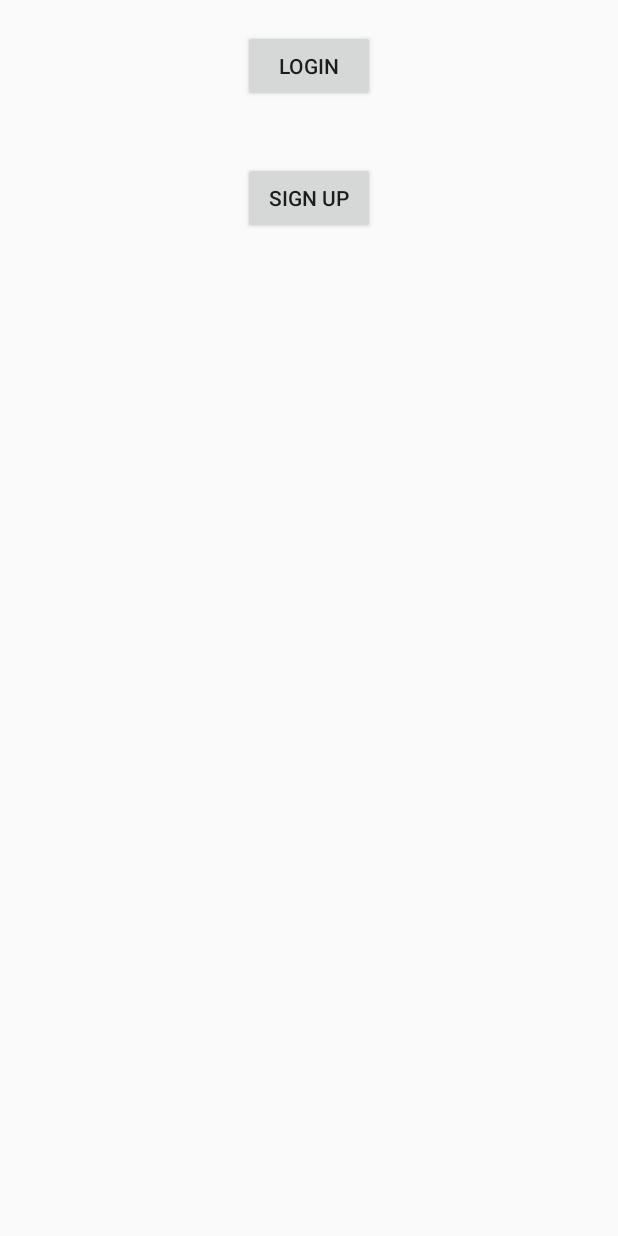
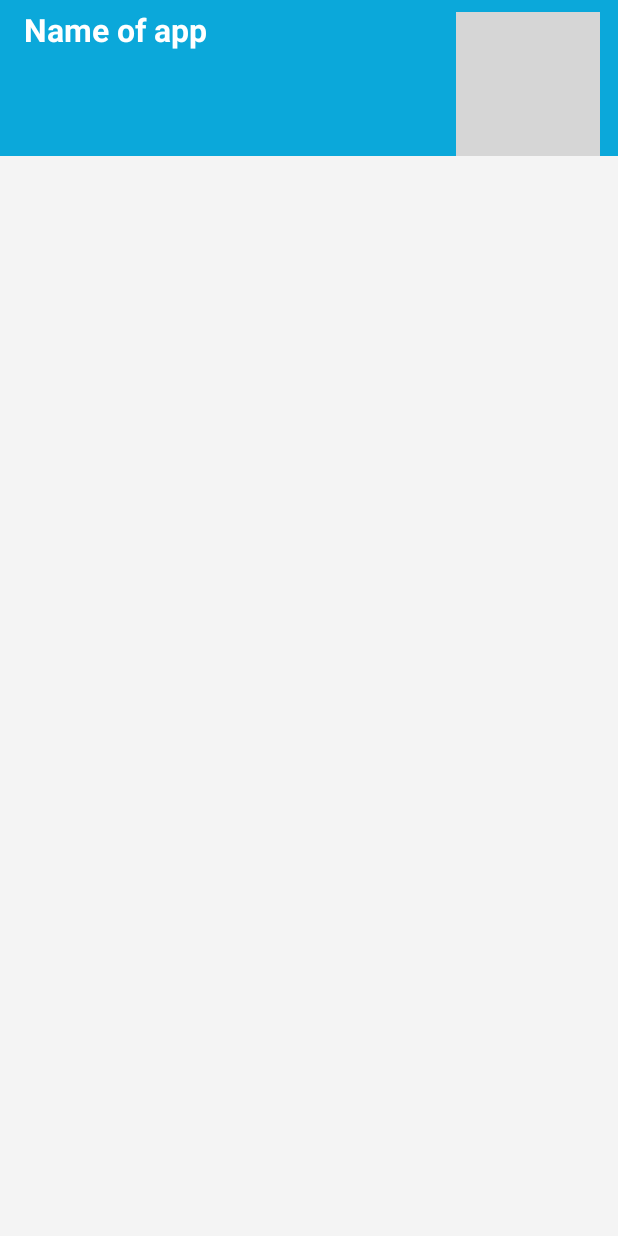
Before and after one commit to VCP-dev/covidhospitalbedapp, an Android app: the layout activity_main.xml on its own in the app's theme, with its tools: preview values and no code run, on a phone screen of 412 x 824 dp. Run offline under Robolectric (Android 15) with nearby library versions, the light colour scheme and no system bars; grey boxes are pictures that could not be loaded.

Commit message:
Included about

```diff
--- a/app/build.gradle
+++ b/app/build.gradle
@@ -29,6 +29,7 @@ dependencies {
     testImplementation 'junit:junit:4.12'
     androidTestImplementation 'androidx.test.ext:junit:1.1.1'
     androidTestImplementation 'androidx.test.espresso:espresso-core:3.2.0'
+    implementation 'com.google.android.material:material:1.0.0'
 
     implementation 'com.squareup.retrofit2:retrofit:2.3.0'
     implementation 'com.squareup.retrofit2:converter-gson:2.3.0'
--- /dev/null
+++ b/app/src/main/res/drawable/settings.xml
@@ -0,0 +1,5 @@
+<vector android:height="24dp" android:tint="#FFFFFF"
+    android:viewportHeight="24" android:viewportWidth="24"
+    android:width="24dp" xmlns:android="http://schemas.android.com/apk/res/android">
+    <path android:fillColor="@android:color/white" android:pathData="M12,8c1.1,0 2,-0.9 2,-2s-0.9,-2 -2,-2 -2,0.9 -2,2 0.9,2 2,2zM12,10c-1.1,0 -2,0.9 -2,2s0.9,2 2,2 2,-0.9 2,-2 -0.9,-2 -2,-2zM12,16c-1.1,0 -2,0.9 -2,2s0.9,2 2,2 2,-0.9 2,-2 -0.9,-2 -2,-2z"/>
+</vector>
--- a/app/src/main/res/layout/activity_main.xml
+++ b/app/src/main/res/layout/activity_main.xml
@@ -4,10 +4,47 @@
     xmlns:tools="http://schemas.android.com/tools"
     android:layout_width="match_parent"
     android:layout_height="match_parent"
+    android:background="#F4F4F4"
     android:orientation="vertical"
-    tools:context=".MainActivity">
+    tools:context=".Activities.MainActivity">
 
-    <Button
+    <androidx.appcompat.widget.Toolbar
+        android:id="@+id/statustoolbar"
+        android:background="@color/colorPrimary"
+        android:layout_width="match_parent"
+        android:layout_height="wrap_content">
+
+        <RelativeLayout
+            android:layout_width="match_parent"
+            android:layout_height="wrap_content">
+
+            <TextView
+                android:layout_alignParentLeft="true"
+                android:textStyle="bold"
+                android:paddingTop="5dp"
+                android:textColor="#fff"
+                android:text="Name of app"
+                android:textSize="21dp"
+                android:layout_width="wrap_content"
+                android:layout_height="wrap_content"/>
+
+
+            <ImageView
+                android:layout_marginTop="8dp"
+                android:layout_marginRight="12dp"
+                android:id="@+id/about_button"
+                android:layout_alignParentEnd="true"
+                android:src="@drawable/new_about_icon"
+                android:layout_width="wrap_content"
+                android:layout_height="wrap_content"
+                android:layout_alignParentRight="true" />
+
+        </RelativeLayout>
+
+
+    </androidx.appcompat.widget.Toolbar>
+
+    <!--<Button
         android:layout_margin="20dp"
         android:layout_gravity="center_horizontal"
         android:id="@+id/loginbutton"
@@ -21,7 +58,7 @@
         android:id="@+id/signupbutton"
         android:text="Sign up"
         android:layout_width="wrap_content"
-        android:layout_height="wrap_content"/>
+        android:layout_height="wrap_content"/>-->
 
 
 
--- a/app/src/main/res/values/colors.xml
+++ b/app/src/main/res/values/colors.xml
@@ -1,6 +1,6 @@
 <?xml version="1.0" encoding="utf-8"?>
 <resources>
-    <color name="colorPrimary">#6200EE</color>
-    <color name="colorPrimaryDark">#3700B3</color>
+    <color name="colorPrimary">#0BA8DA</color>
+    <color name="colorPrimaryDark">#0687B0</color>
     <color name="colorAccent">#03DAC5</color>
 </resources>
--- a/app/src/main/res/values/styles.xml
+++ b/app/src/main/res/values/styles.xml
@@ -1,6 +1,6 @@
 <resources>
     <!-- Base application theme. -->
-    <style name="AppTheme" parent="Theme.AppCompat.Light.DarkActionBar">
+    <style name="AppTheme" parent="Theme.AppCompat.Light.NoActionBar">
         <!-- Customize your theme here. -->
         <item name="colorPrimary">@color/colorPrimary</item>
         <item name="colorPrimaryDark">@color/colorPrimaryDark</item>
```
Also changed, not shown: app/src/main/AndroidManifest.xml (+8 -4 lines), app/src/main/java/com/example/covidhospitalbedapp/Activities/AboutActivity.java (added, +16 -0 lines), app/src/main/java/com/example/covidhospitalbedapp/Activities/MainActivity.java (renamed from app/src/main/java/com/example/covidhospitalbedapp/MainActivity.java, +24 -4 lines), app/src/main/java/com/example/covidhospitalbedapp/Activities/SplashActivity.java (added, +28 -0 lines), app/src/main/res/layout/activity_about.xml (added, +132 -0 lines), app/src/main/res/layout/activity_splash.xml (added, +14 -0 lines).
